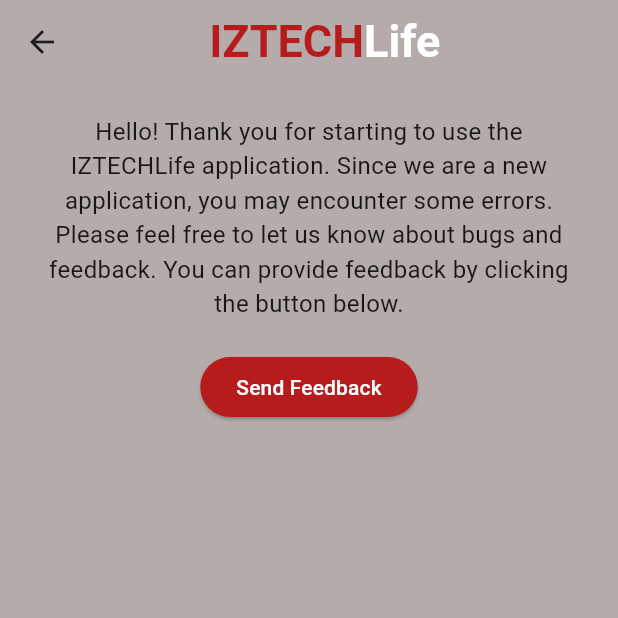
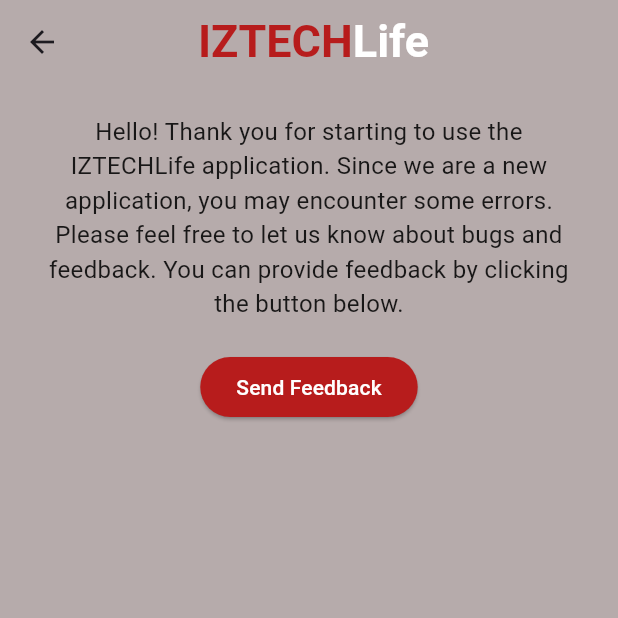
Before and after one commit to OnurAltugg/iztechlife, a Flutter app: the FeedbackPage screen opened directly, on a phone screen of 412 x 824 dp, the top half of it. Run offline on Flutter 3.47's test engine with Material 3 defaults, Android fonts, the phone set to English and light mode, and no system bars; our stand-ins replace cloud_firestore, datetime_picker_formfield_new, firebase_auth, firebase_core, fluttertoast, random_string; missing offline and left inert: image_field; accounts and stored records are empty.

Commit message:
update appbar

```diff
--- a/lib/pages/feedback_pages/feedback_page.dart
+++ b/lib/pages/feedback_pages/feedback_page.dart
@@ -17,7 +17,7 @@ class _FeedbackPageState extends State<FeedbackPage> {
       appBar: AppBar(
         backgroundColor: const Color(0xFFB6ABAB),
         title: const Padding(
-          padding: EdgeInsets.only(right: 35.0),
+          padding: EdgeInsets.only(right: 50.0),
           child: Row(
             mainAxisAlignment: MainAxisAlignment.center,
             children: [
```
